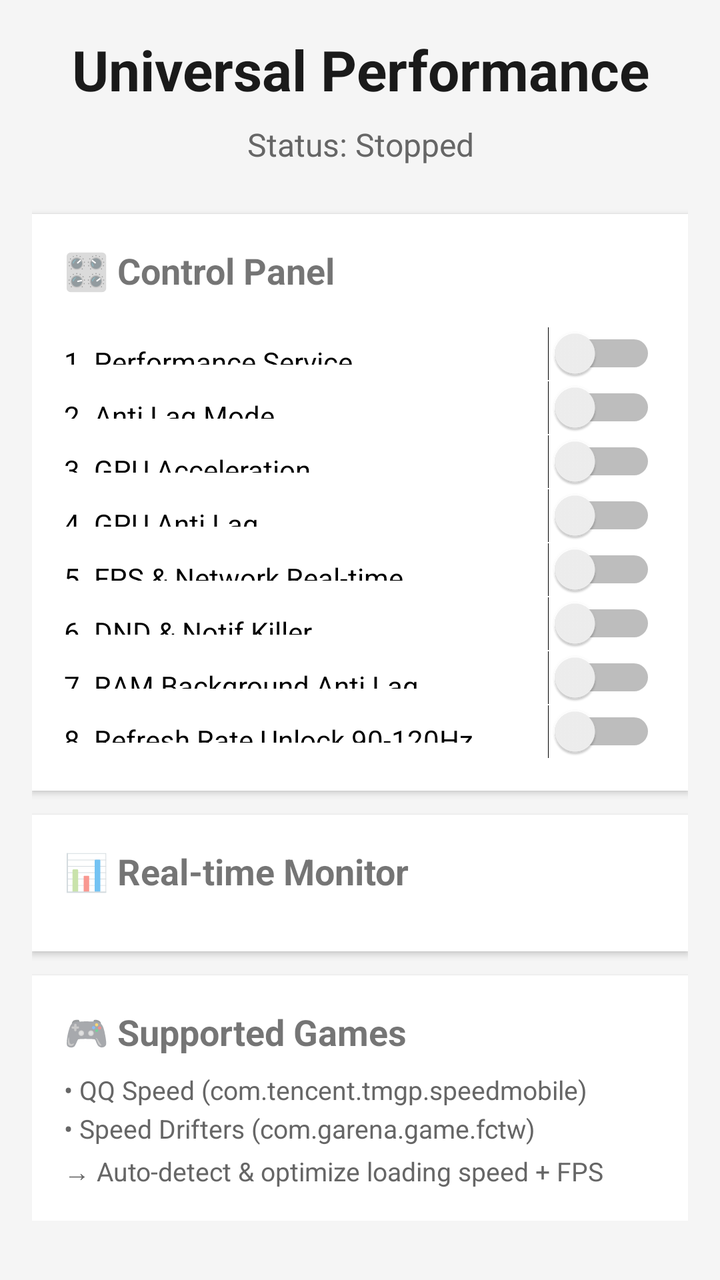
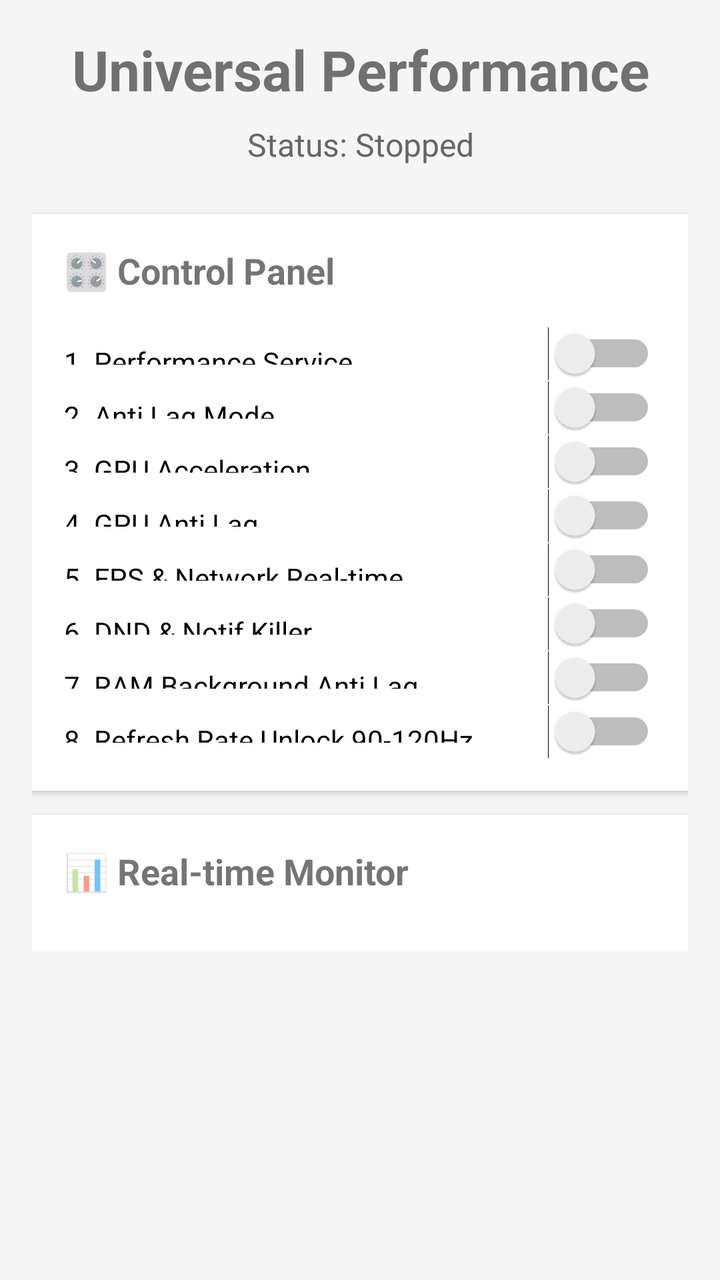

The first picture is an Android layout as it rendered before a commit; the second is the same layout after the commit. The layout source and the unified diff follow.
<!-- AndroidManifest.xml: application theme Theme.AppCompat.Light.NoActionBar -->
<!-- res/layout/activity_main.xml -->
<?xml version="1.0" encoding="utf-8"?>
<ScrollView xmlns:android="http://schemas.android.com/apk/res/android"
    android:layout_width="match_parent"
    android:layout_height="match_parent"
    android:background="#F5F5F5"
    android:padding="16dp">

    <LinearLayout
        android:layout_width="match_parent"
        android:layout_height="wrap_content"
        android:orientation="vertical">

        
        <TextView
            android:layout_width="match_parent"
            android:layout_height="wrap_content"
            android:text="Universal Performance"
            android:textSize="28sp"
            android:textStyle="bold"
            android:gravity="center"
            android:layout_marginBottom="8dp"
            android:textColor="#1A1A1A"/>

        <TextView
            android:id="@+id/tv_status"
            android:layout_width="match_parent"
            android:layout_height="wrap_content"
            android:text="Status: Stopped"
            android:textSize="16sp"
            android:gravity="center"
            android:layout_marginBottom="24dp"
            android:textColor="#666666"/>

        
        <LinearLayout
            android:layout_width="match_parent"
            android:layout_height="wrap_content"
            android:orientation="vertical"
            android:background="#FFFFFF"
            android:padding="16dp"
            android:layout_marginBottom="12dp"
            android:elevation="2dp">

            <TextView
                android:layout_width="wrap_content"
                android:layout_height="wrap_content"
                android:text="🎛️ Control Panel"
                android:textSize="18sp"
                android:textStyle="bold"
                android:layout_marginBottom="16dp"/>

            <Switch android:id="@+id/sw_perf_service"   android:text="1. Performance Service"       android:layout_width="match_parent" android:paddingVertical="8dp"/>
            <Switch android:id="@+id/sw_anti_lag"       android:text="2. Anti Lag Mode"             android:layout_width="match_parent" android:paddingVertical="8dp"/>
            <Switch android:id="@+id/sw_gpu_accel"      android:text="3. GPU Acceleration"          android:layout_width="match_parent" android:paddingVertical="8dp"/>
            <Switch android:id="@+id/sw_gpu_anti_lag"   android:text="4. GPU Anti Lag"              android:layout_width="match_parent" android:paddingVertical="8dp"/>
            <Switch android:id="@+id/sw_fps_overlay"    android:text="5. FPS &amp; Network Real-time" android:layout_width="match_parent" android:paddingVertical="8dp"/>
            <Switch android:id="@+id/sw_dnd_notif"      android:text="6. DND &amp; Notif Killer"       android:layout_width="match_parent" android:paddingVertical="8dp"/>
            <Switch android:id="@+id/sw_ram_boost"      android:text="7. RAM Background Anti Lag"   android:layout_width="match_parent" android:paddingVertical="8dp"/>
            <Switch android:id="@+id/sw_refresh_unlock" android:text="8. Refresh Rate Unlock 90-120Hz" android:layout_width="match_parent" android:paddingVertical="8dp"/>
        </LinearLayout>

        
        <LinearLayout
            android:layout_width="match_parent"
            android:layout_height="wrap_content"
            android:orientation="vertical"
            android:background="#FFFFFF"
            android:padding="16dp"
            android:layout_marginBottom="12dp"
            android:elevation="2dp">

            <TextView
                android:layout_width="wrap_content"
                android:layout_height="wrap_content"
                android:text="📊 Real-time Monitor"
                android:textSize="18sp"
                android:textStyle="bold"
                android:layout_marginBottom="12dp"/>

            <TextView android:id="@+id/tv_fps"     android:text="FPS: 60"          android:textSize="15sp" android:paddingVertical="4dp" android:textColor="#2E7D32"/>
            <TextView android:id="@+id/tv_temp"    android:text="Temp: 36.0°C"    android:textSize="15sp" android:paddingVertical="4dp" android:textColor="#E65100"/>
            <TextView android:id="@+id/tv_network" android:text="WiFi: — | Data: —" android:textSize="15sp" android:paddingVertical="4dp" android:textColor="#1565C0"/>
            <TextView android:id="@+id/tv_refresh" android:text="Refresh: 60Hz"    android:textSize="15sp" android:paddingVertical="4dp" android:textColor="#9C27B0"/>
        </LinearLayout>

        
        <LinearLayout
            android:layout_width="match_parent"
            android:layout_height="wrap_content"
            android:orientation="vertical"
            android:background="#FFFFFF"
            android:padding="16dp"
            android:elevation="2dp">

            <TextView
                android:layout_width="wrap_content"
                android:layout_height="wrap_content"
                android:text="🎮 Supported Games"
                android:textSize="18sp"
                android:textStyle="bold"
                android:layout_marginBottom="8dp"/>

            <TextView android:id="@+id/tv_game_info"
                android:layout_width="match_parent"
                android:layout_height="wrap_content"
                android:text="• QQ Speed (com.tencent.tmgp.speedmobile)\n• Speed Drifters (com.garena.game.fctw)\n→ Auto-detect &amp; optimize loading speed + FPS"
                android:textSize="13sp"
                android:lineSpacingExtra="4dp"
                android:textColor="#666666"/>
        </LinearLayout>
    </LinearLayout>
</ScrollView>
<!-- resources referenced by this layout -->
<resources>

</resources>

<!-- the commit's change to res/layout/activity_main.xml (unified diff, before → after) -->
@@ -4,109 +4,53 @@
     android:layout_height="match_parent"
     android:background="#F5F5F5"
     android:padding="16dp">
-
-    <LinearLayout
-        android:layout_width="match_parent"
+    <LinearLayout android:layout_width="match_parent"
         android:layout_height="wrap_content"
         android:orientation="vertical">
 
-        
-        <TextView
+        <TextView android:layout_width="match_parent"
+            android:layout_height="wrap_content"
+            android:text="Universal Performance"
+            android:textSize="28sp" android:textStyle="bold"
+            android:gravity="center" android:layout_marginBottom="8dp"/>
+
+        <TextView android:id="@+id/tv_status"
             android:layout_width="match_parent"
             android:layout_height="wrap_content"
-            android:text="Universal Performance"
-            android:textSize="28sp"
-            android:textStyle="bold"
-            android:gravity="center"
-            android:layout_marginBottom="8dp"
-            android:textColor="#1A1A1A"/>
-
-        <TextView
-            android:id="@+id/tv_status"
-            android:layout_width="match_parent"
-            android:layout_height="wrap_content"
-            android:text="Status: Stopped"
-            android:textSize="16sp"
-            android:gravity="center"
-            android:layout_marginBottom="24dp"
+            android:text="Status: Stopped" android:textSize="16sp"
+            android:gravity="center" android:layout_marginBottom="24dp"
             android:textColor="#666666"/>
 
-        
-        <LinearLayout
-            android:layout_width="match_parent"
+        <LinearLayout android:layout_width="match_parent"
             android:layout_height="wrap_content"
-            android:orientation="vertical"
-            android:background="#FFFFFF"
-            android:padding="16dp"
-            android:layout_marginBottom="12dp"
+            android:orientation="vertical" android:background="#FFFFFF"
+            android:padding="16dp" android:layout_marginBottom="12dp"
             android:elevation="2dp">
+            <TextView android:layout_width="wrap_content"
+                android:layout_height="wrap_content" android:text="🎛️ Control Panel"
+                android:textSize="18sp" android:textStyle="bold" android:layout_marginBottom="16dp"/>
 
-            <TextView
-                android:layout_width="wrap_content"
-                android:layout_height="wrap_content"
-                android:text="🎛️ Control Panel"
-                android:textSize="18sp"
-                android:textStyle="bold"
-                android:layout_marginBottom="16dp"/>
-
-            <Switch android:id="@+id/sw_perf_service"   android:text="1. Performance Service"       android:layout_width="match_parent" android:paddingVertical="8dp"/>
-            <Switch android:id="@+id/sw_anti_lag"       android:text="2. Anti Lag Mode"             android:layout_width="match_parent" android:paddingVertical="8dp"/>
-            <Switch android:id="@+id/sw_gpu_accel"      android:text="3. GPU Acceleration"          android:layout_width="match_parent" android:paddingVertical="8dp"/>
-            <Switch android:id="@+id/sw_gpu_anti_lag"   android:text="4. GPU Anti Lag"              android:layout_width="match_parent" android:paddingVertical="8dp"/>
-            <Switch android:id="@+id/sw_fps_overlay"    android:text="5. FPS &amp; Network Real-time" android:layout_width="match_parent" android:paddingVertical="8dp"/>
-            <Switch android:id="@+id/sw_dnd_notif"      android:text="6. DND &amp; Notif Killer"       android:layout_width="match_parent" android:paddingVertical="8dp"/>
-            <Switch android:id="@+id/sw_ram_boost"      android:text="7. RAM Background Anti Lag"   android:layout_width="match_parent" android:paddingVertical="8dp"/>
+            <Switch android:id="@+id/sw_perf_service" android:text="1. Performance Service" android:layout_width="match_parent" android:paddingVertical="8dp"/>
+            <Switch android:id="@+id/sw_anti_lag" android:text="2. Anti Lag Mode" android:layout_width="match_parent" android:paddingVertical="8dp"/>
+            <Switch android:id="@+id/sw_gpu_accel" android:text="3. GPU Acceleration" android:layout_width="match_parent" android:paddingVertical="8dp"/>
+            <Switch android:id="@+id/sw_gpu_anti_lag" android:text="4. GPU Anti Lag" android:layout_width="match_parent" android:paddingVertical="8dp"/>
+            <Switch android:id="@+id/sw_fps_overlay" android:text="5. FPS &amp; Network Real-time" android:layout_width="match_parent" android:paddingVertical="8dp"/>
+            <Switch android:id="@+id/sw_dnd_notif" android:text="6. DND &amp; Notif Killer" android:layout_width="match_parent" android:paddingVertical="8dp"/>
+            <Switch android:id="@+id/sw_ram_boost" android:text="7. RAM Background Anti Lag" android:layout_width="match_parent" android:paddingVertical="8dp"/>
             <Switch android:id="@+id/sw_refresh_unlock" android:text="8. Refresh Rate Unlock 90-120Hz" android:layout_width="match_parent" android:paddingVertical="8dp"/>
         </LinearLayout>
 
-        
-        <LinearLayout
-            android:layout_width="match_parent"
+        <LinearLayout android:layout_width="match_parent"
             android:layout_height="wrap_content"
-            android:orientation="vertical"
-            android:background="#FFFFFF"
-            android:padding="16dp"
-            android:layout_marginBottom="12dp"
-            android:elevation="2dp">
-
-            <TextView
-                android:layout_width="wrap_content"
-                android:layout_height="wrap_content"
-                android:text="📊 Real-time Monitor"
-                android:textSize="18sp"
-                android:textStyle="bold"
-                android:layout_marginBottom="12dp"/>
-
-            <TextView android:id="@+id/tv_fps"     android:text="FPS: 60"          android:textSize="15sp" android:paddingVertical="4dp" android:textColor="#2E7D32"/>
-            <TextView android:id="@+id/tv_temp"    android:text="Temp: 36.0°C"    android:textSize="15sp" android:paddingVertical="4dp" android:textColor="#E65100"/>
-            <TextView android:id="@+id/tv_network" android:text="WiFi: — | Data: —" android:textSize="15sp" android:paddingVertical="4dp" android:textColor="#1565C0"/>
-            <TextView android:id="@+id/tv_refresh" android:text="Refresh: 60Hz"    android:textSize="15sp" android:paddingVertical="4dp" android:textColor="#9C27B0"/>
-        </LinearLayout>
-
-        
-        <LinearLayout
-            android:layout_width="match_parent"
-            android:layout_height="wrap_content"
-            android:orientation="vertical"
-            android:background="#FFFFFF"
-            android:padding="16dp"
-            android:elevation="2dp">
-
-            <TextView
-                android:layout_width="wrap_content"
-                android:layout_height="wrap_content"
-                android:text="🎮 Supported Games"
-                android:textSize="18sp"
-                android:textStyle="bold"
-                android:layout_marginBottom="8dp"/>
-
-            <TextView android:id="@+id/tv_game_info"
-                android:layout_width="match_parent"
-                android:layout_height="wrap_content"
-                android:text="• QQ Speed (com.tencent.tmgp.speedmobile)\n• Speed Drifters (com.garena.game.fctw)\n→ Auto-detect &amp; optimize loading speed + FPS"
-                android:textSize="13sp"
-                android:lineSpacingExtra="4dp"
-                android:textColor="#666666"/>
+            android:orientation="vertical" android:background="#FFFFFF"
+            android:padding="16dp" android:elevation="2dp">
+            <TextView android:layout_width="wrap_content"
+                android:layout_height="wrap_content" android:text="📊 Real-time Monitor"
+                android:textSize="18sp" android:textStyle="bold" android:layout_marginBottom="12dp"/>
+            <TextView android:id="@+id/tv_fps" android:text="FPS: 60" android:textSize="15sp" android:textColor="#2E7D32"/>
+            <TextView android:id="@+id/tv_temp" android:text="Temp: 36.0°C" android:textSize="15sp" android:textColor="#E65100"/>
+            <TextView android:id="@+id/tv_network" android:text="WiFi: — | Data: —" android:textSize="15sp" android:textColor="#1565C0"/>
+            <TextView android:id="@+id/tv_refresh" android:text="Refresh: 60Hz → 120Hz" android:textSize="15sp" android:textColor="#9C27B0"/>
         </LinearLayout>
     </LinearLayout>
 </ScrollView>
